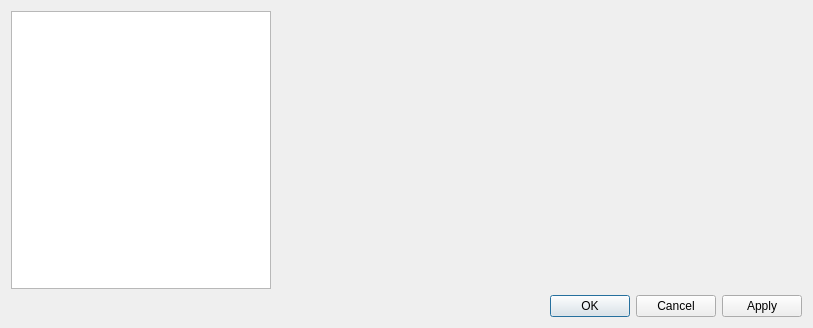
Above: src/gui/dialogs/formsettings.ui from martinrotter/textosaurus before the change. Below: the same form after it.
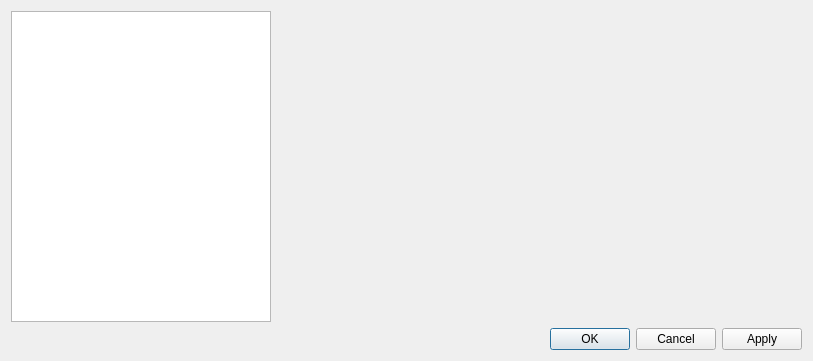
That is the form after the change.

What changed in the file:
```diff
--- a/src/gui/dialogs/formsettings.ui
+++ b/src/gui/dialogs/formsettings.ui
@@ -7,7 +7,7 @@
     <x>0</x>
     <y>0</y>
     <width>813</width>
-    <height>328</height>
+    <height>361</height>
    </rect>
   </property>
   <property name="windowTitle">
```
